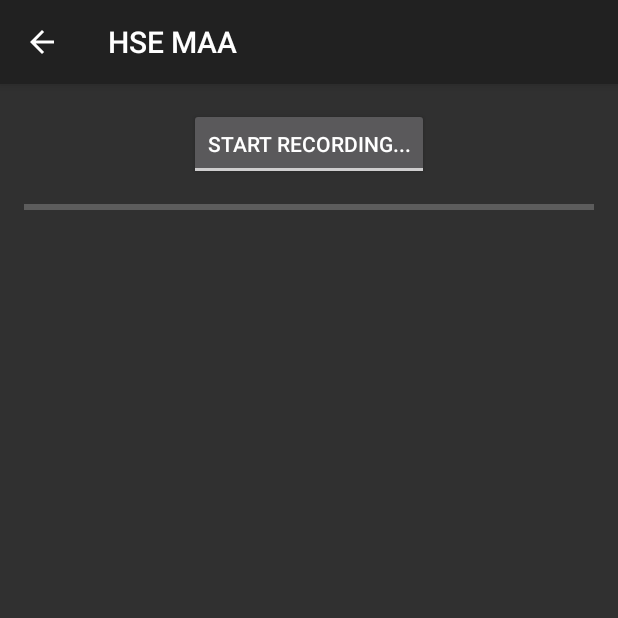
After one commit to webyneter/Android-Sandbox, an Android app: the Task7Activity screen opened directly, with no data from a screen before it, on a phone screen of 412 x 824 dp, the top half of it. The commit adds this screen. Run offline under Robolectric (Android 15) with nearby library versions, the phone set to English and light mode, and no system bars.

Commit message:
- task7 finished

```diff
--- a/app/build.gradle
+++ b/app/build.gradle
@@ -9,7 +9,7 @@ android {
         minSdkVersion 11
         targetSdkVersion 24
         versionCode 1
-        versionName "1.0"
+        versionName "0.1"
     }
     buildTypes {
         release {
--- /dev/null
+++ b/app/src/main/java/maa/hse/webyneter/app/task7/Task7Activity.java
@@ -0,0 +1,350 @@
+package maa.hse.webyneter.app.task7;
+
+import android.Manifest;
+import android.content.Intent;
+import android.content.pm.PackageManager;
+import android.os.Bundle;
+import android.speech.RecognitionListener;
+import android.speech.RecognizerIntent;
+import android.speech.SpeechRecognizer;
+import android.support.v4.app.ActivityCompat;
+import android.support.v7.app.AppCompatActivity;
+import android.view.View;
+import android.widget.ArrayAdapter;
+import android.widget.Button;
+import android.widget.CompoundButton;
+import android.widget.ListView;
+import android.widget.ProgressBar;
+import android.widget.TextView;
+import android.widget.ToggleButton;
+
+import java.util.ArrayList;
+import java.util.Locale;
+
+import maa.hse.webyneter.app.R;
+
+public class Task7Activity extends AppCompatActivity implements RecognitionListener {
+    final private int RECORD_AUDIO_REQUEST_CODE = 666;
+
+    private Button btnRequestRecordAudioPermission;
+    private ToggleButton tbtnRecognition;
+    private ProgressBar pbRecognition;
+    private TextView tvErrorMsg;
+    private ListView lvRecognizedSpeech;
+    private ArrayAdapter<String> lvRecognizedSpeechAdapter;
+    private SpeechRecognizer recognizer = null;
+
+    private static String getRecognizerErrorText(final int errorCode) {
+        switch (errorCode) {
+            case SpeechRecognizer.ERROR_AUDIO:
+                return "Audio recording error!";
+            case SpeechRecognizer.ERROR_CLIENT:
+                return "Client side error!";
+            case SpeechRecognizer.ERROR_INSUFFICIENT_PERMISSIONS:
+                return "Insufficient permissions!";
+            case SpeechRecognizer.ERROR_NETWORK:
+                return "Network error!";
+            case SpeechRecognizer.ERROR_NETWORK_TIMEOUT:
+                return "Network timeout!";
+            case SpeechRecognizer.ERROR_NO_MATCH:
+                return "No match!";
+            case SpeechRecognizer.ERROR_RECOGNIZER_BUSY:
+                return "Recognition service is busy!";
+            case SpeechRecognizer.ERROR_SERVER:
+                return "Error from server!";
+            case SpeechRecognizer.ERROR_SPEECH_TIMEOUT:
+                return "No speech input!";
+            default:
+                return "Didn't understand, please try again...";
+        }
+    }
+
+    @Override
+    protected void onCreate(Bundle savedInstanceState) {
+        super.onCreate(savedInstanceState);
+        setContentView(R.layout.activity_task7);
+
+        initializeUiControls();
+
+        lvRecognizedSpeechAdapter = new ArrayAdapter<>(this, R.layout.fragment_task7_recognition_result, R.id.task7_tvRecognitionResult);
+        lvRecognizedSpeech.setAdapter(lvRecognizedSpeechAdapter);
+
+        btnRequestRecordAudioPermission.setOnClickListener(new View.OnClickListener() {
+            @Override
+            public void onClick(View v) {
+                ActivityCompat.requestPermissions(Task7Activity.this, new String[]{Manifest.permission.RECORD_AUDIO},
+                        RECORD_AUDIO_REQUEST_CODE);
+            }
+        });
+
+        updateUiIfRecordAudioPermissionGrantedOrDenied();
+
+        recognizer = SpeechRecognizer.createSpeechRecognizer(this);
+        recognizer.setRecognitionListener(this);
+        final Intent intent = new Intent(RecognizerIntent.ACTION_RECOGNIZE_SPEECH);
+        intent.putExtra(RecognizerIntent.EXTRA_LANGUAGE_PREFERENCE, Locale.getDefault());
+        intent.putExtra(RecognizerIntent.EXTRA_CALLING_PACKAGE, this.getPackageName());
+        intent.putExtra(RecognizerIntent.EXTRA_LANGUAGE_MODEL, RecognizerIntent.LANGUAGE_MODEL_WEB_SEARCH);
+        tbtnRecognition.setOnCheckedChangeListener(new CompoundButton.OnCheckedChangeListener() {
+            @Override
+            public void onCheckedChanged(CompoundButton buttonView, boolean isChecked) {
+                if (isChecked) {
+                    startingListening();
+                    recognizer.startListening(intent);
+                } else {
+                    stoppingListening();
+                    recognizer.stopListening();
+                }
+            }
+        });
+    }
+
+    @Override
+    protected void onPause() {
+        super.onPause();
+        if (recognizer != null) {
+            recognizer.destroy();
+        }
+    }
+
+    @Override
+    public void onResume() {
+        super.onResume();
+    }
+
+    @Override
+    public void onRequestPermissionsResult(int requestCode, String permissions[], int[] grantResults) {
+        super.onRequestPermissionsResult(requestCode, permissions, grantResults);
+        if (recordAudioPermissionGranted()) {
+            updateUi(true);
+        }
+    }
+
+    private boolean recordAudioPermissionGranted() {
+        return ActivityCompat.checkSelfPermission(this, Manifest.permission.ACCESS_FINE_LOCATION)
+                == PackageManager.PERMISSION_GRANTED;
+    }
+
+    @Override
+    public void onReadyForSpeech(Bundle params) {
+
+    }
+
+    @Override
+    public void onBeginningOfSpeech() {
+        tvErrorMsg.setVisibility(View.GONE);
+    }
+
+    @Override
+    public void onRmsChanged(float rmsdB) {
+        pbRecognition.setProgress((int) rmsdB);
+    }
+
+    @Override
+    public void onBufferReceived(byte[] buffer) {
+
+    }
+
+    @Override
+    public void onEndOfSpeech() {
+        tbtnRecognition.setChecked(false);
+        pbRecognition.setIndeterminate(true);
+    }
+
+    @Override
+    public void onError(int error) {
+        tvErrorMsg.setText(getRecognizerErrorText(error));
+        tvErrorMsg.setVisibility(View.VISIBLE);
+    }
+
+    @Override
+    public void onResults(Bundle results) {
+        float[] confidence_scores = results.getFloatArray(SpeechRecognizer.CONFIDENCE_SCORES);
+        float max_confidence_score = Float.MIN_VALUE;
+        int ind_max_confidence_score = 0;
+        for (int i = 0; i < confidence_scores.length; ++i) {
+            float cs = confidence_scores[i];
+            if (cs > max_confidence_score) {
+                max_confidence_score = cs;
+                ind_max_confidence_score = i;
+            }
+        }
+
+        ArrayList<String> matches = results.getStringArrayList(SpeechRecognizer.RESULTS_RECOGNITION);
+
+        lvRecognizedSpeechAdapter.add(matches.get(ind_max_confidence_score));
+    }
+
+    @Override
+    public void onPartialResults(Bundle partialResults) {
+
+    }
+
+    @Override
+    public void onEvent(int eventType, Bundle params) {
+
+    }
+
+    private void initializeUiControls() {
+        btnRequestRecordAudioPermission = (Button) findViewById(R.id.task7_btnRequestRecordAudioPermission);
+        tbtnRecognition = (ToggleButton) findViewById(R.id.task7_tbtnRecognition);
+        pbRecognition = (ProgressBar) findViewById(R.id.task7_pbRecognition);
+        tvErrorMsg = (TextView) findViewById(R.id.task7_tvErrorMsg);
+        lvRecognizedSpeech = (ListView) findViewById(R.id.task7_lvRecognizedSpeech);
+    }
+
+    private void updateUi(final boolean isEnabled) {
+        tbtnRecognition.setEnabled(isEnabled);
+        pbRecognition.setEnabled(isEnabled);
+        lvRecognizedSpeech.setEnabled(isEnabled);
+    }
+
+    private void updateUiIfRecordAudioPermissionGrantedOrDenied() {
+        if (recordAudioPermissionGranted()) {
+            btnRequestRecordAudioPermission.setVisibility(View.GONE);
+            updateUi(true);
+        } else {
+            btnRequestRecordAudioPermission.setVisibility(View.VISIBLE);
+            updateUi(false);
+        }
+    }
+
+    private void startingListening() {
+        tvErrorMsg.setVisibility(View.GONE);
+        pbRecognition.setIndeterminate(true);
+        pbRecognition.setVisibility(View.VISIBLE);
+    }
+
+    private void stoppingListening() {
+        pbRecognition.setIndeterminate(false);
+        pbRecognition.setVisibility(View.INVISIBLE);
+    }
+}
+
+
+//public class VoiceRecognitionActivity extends Activity implements
+//        RecognitionListener {
+//
+//    private TextView returnedText;
+//    private ToggleButton toggleButton;
+//    private ProgressBar progressBar;
+//    private SpeechRecognizer speech = null;
+//    private Intent recognizerIntent;
+//    private String LOG_TAG = "VoiceRecognitionActivity";
+//
+//
+//    @Override
+//    protected void onCreate(Bundle savedInstanceState) {
+//        super.onCreate(savedInstanceState);
+//        setContentView(R.layout.activity_main);
+//        returnedText = (TextView) findViewById(R.id.textView1);
+//        progressBar = (ProgressBar) findViewById(R.id.progressBar1);
+//        toggleButton = (ToggleButton) findViewById(R.id.toggleButton1);
+//
+//        progressBar.setVisibility(View.INVISIBLE);
+//        speech = SpeechRecognizer.createSpeechRecognizer(this);
+//        speech.setRecognitionListener(this);
+//        recognizerIntent = new Intent(RecognizerIntent.ACTION_RECOGNIZE_SPEECH);
+//        recognizerIntent.putExtra(RecognizerIntent.EXTRA_LANGUAGE_PREFERENCE,
+//                "en");
+//        recognizerIntent.putExtra(RecognizerIntent.EXTRA_CALLING_PACKAGE,
+//                this.getPackageName());
+//        recognizerIntent.putExtra(RecognizerIntent.EXTRA_LANGUAGE_MODEL,
+//                RecognizerIntent.LANGUAGE_MODEL_WEB_SEARCH);
+//        recognizerIntent.putExtra(RecognizerIntent.EXTRA_MAX_RESULTS, 3);
+//
+//        toggleButton.setOnCheckedChangeListener(new OnCheckedChangeListener() {
+//
+//            @Override
+//            public void onCheckedChanged(CompoundButton buttonView,
+//                                         boolean isChecked) {
+//                if (isChecked) {
+//                    progressBar.setVisibility(View.VISIBLE);
+//                    progressBar.setIndeterminate(true);
+//                    speech.startListening(recognizerIntent);
+//                } else {
+//                    progressBar.setIndeterminate(false);
+//                    progressBar.setVisibility(View.INVISIBLE);
+//                    speech.stopListening();
+//                }
+//            }
+//        });
+//
+//    }
+//
+//    @Override
+//    public void onResume() {
+//        super.onResume();
+//    }
+//
+//    @Override
+//    protected void onPause() {
+//        super.onPause();
+//        if (speech != null) {
+//            speech.destroy();
+//            Log.i(LOG_TAG, "destroy");
+//        }
+//
+//    }
+//
+//    @Override
+//    public void onBeginningOfSpeech() {
+//        Log.i(LOG_TAG, "onBeginningOfSpeech");
+//        progressBar.setIndeterminate(false);
+//        progressBar.setMax(10);
+//    }
+//
+//    @Override
+//    public void onBufferReceived(byte[] buffer) {
+//        Log.i(LOG_TAG, "onBufferReceived: " + buffer);
+//    }
+//
+//    @Override
+//    public void onEndOfSpeech() {
+//        Log.i(LOG_TAG, "onEndOfSpeech");
+//        progressBar.setIndeterminate(true);
+//        toggleButton.setChecked(false);
+//    }
+//
+//    @Override
+//    public void onError(int errorCode) {
+//        String errorMessage = getErrorText(errorCode);
+//        Log.d(LOG_TAG, "FAILED " + errorMessage);
+//        returnedText.setText(errorMessage);
+//        toggleButton.setChecked(false);
+//    }
+//
+//    @Override
+//    public void onEvent(int arg0, Bundle arg1) {
+//        Log.i(LOG_TAG, "onEvent");
+//    }
+//
+//    @Override
+//    public void onPartialResults(Bundle arg0) {
+//        Log.i(LOG_TAG, "onPartialResults");
+//    }
+//
+//    @Override
+//    public void onReadyForSpeech(Bundle arg0) {
+//        Log.i(LOG_TAG, "onReadyForSpeech");
+//    }
+//
+//    @Override
+//    public void onResults(Bundle results) {
+//        Log.i(LOG_TAG, "onResults");
+//        ArrayList<String> matches = results
+//                .getStringArrayList(SpeechRecognizer.RESULTS_RECOGNITION);
+//        String text = "";
+//        for (String result : matches)
+//            text += result + "\n";
+//
+//        returnedText.setText(text);
+//    }
+//
+//    @Override
+//    public void onRmsChanged(float rmsdB) {
+//        Log.i(LOG_TAG, "onRmsChanged: " + rmsdB);
+//        progressBar.setProgress((int) rmsdB);
+//    }
+//
+//}
--- /dev/null
+++ b/app/src/main/res/layout/activity_task7.xml
@@ -0,0 +1,64 @@
+<?xml version="1.0" encoding="utf-8"?>
+<RelativeLayout xmlns:android="http://schemas.android.com/apk/res/android"
+                xmlns:tools="http://schemas.android.com/tools"
+                android:layout_width="match_parent"
+                android:layout_height="match_parent"
+                android:paddingBottom="@dimen/activity_vertical_margin"
+                android:paddingLeft="@dimen/activity_horizontal_margin"
+                android:paddingRight="@dimen/activity_horizontal_margin"
+                android:paddingTop="@dimen/activity_vertical_margin"
+                tools:context=".task7.Task7Activity">
+
+    <LinearLayout
+        android:layout_width="match_parent"
+        android:layout_height="match_parent"
+        android:layout_alignParentLeft="true"
+        android:layout_alignParentStart="true"
+        android:layout_alignParentTop="true"
+        android:orientation="vertical">
+
+        <Button
+            android:id="@+id/task7_btnRequestRecordAudioPermission"
+            android:layout_width="wrap_content"
+            android:layout_height="wrap_content"
+            android:layout_gravity="center_horizontal"
+            android:text="Request RECORD_AUDIO Permission"/>
+
+        <ToggleButton
+            android:id="@+id/task7_tbtnRecognition"
+            android:layout_width="wrap_content"
+            android:layout_height="wrap_content"
+            android:layout_gravity="center_horizontal"
+            android:checked="false"
+            android:textOff="@string/task7_tbtnRecognition_off"
+            android:textOn="@string/task7_tbtnRecognition_on"/>
+
+        <ProgressBar
+            android:id="@+id/task7_pbRecognition"
+            style="?android:attr/progressBarStyleHorizontal"
+            android:layout_width="match_parent"
+            android:layout_height="wrap_content"
+            android:layout_gravity="center_horizontal"
+            android:layout_marginTop="10dp"
+            android:indeterminate="false"
+            android:max="10"/>
+
+        <TextView
+            android:id="@+id/task7_tvErrorMsg"
+            android:layout_width="wrap_content"
+            android:layout_height="wrap_content"
+            android:layout_gravity="center_horizontal"
+            android:layout_marginTop="10dp"
+            android:textAppearance="?android:attr/textAppearanceMedium"
+            android:visibility="gone"/>
+
+        <ListView
+            android:id="@+id/task7_lvRecognizedSpeech"
+            android:layout_width="match_parent"
+            android:layout_height="wrap_content"
+            android:layout_gravity="center_horizontal"
+            android:layout_marginTop="10dp"
+            android:choiceMode="singleChoice"/>
+
+    </LinearLayout>
+</RelativeLayout>
--- a/app/src/main/res/values/strings.xml
+++ b/app/src/main/res/values/strings.xml
@@ -63,4 +63,6 @@
     <string name="task2_btnListRecognize">Recognize</string>
     <string name="task2_tvRecognitionMsg">Perform gesture:</string>
     <string name="task2_no_match_found">No match found.</string>
+    <string name="task7_tbtnRecognition_off">Start recording...</string>
+    <string name="task7_tbtnRecognition_on">End recording</string>
 </resources>
```
Also changed, not shown: app/src/main/AndroidManifest.xml (+9 -0 lines), app/src/main/java/maa/hse/webyneter/app/MainActivity.java (+2 -9 lines), app/src/main/res/layout/fragment_task7_recognition_result.xml (added, +12 -0 lines).
